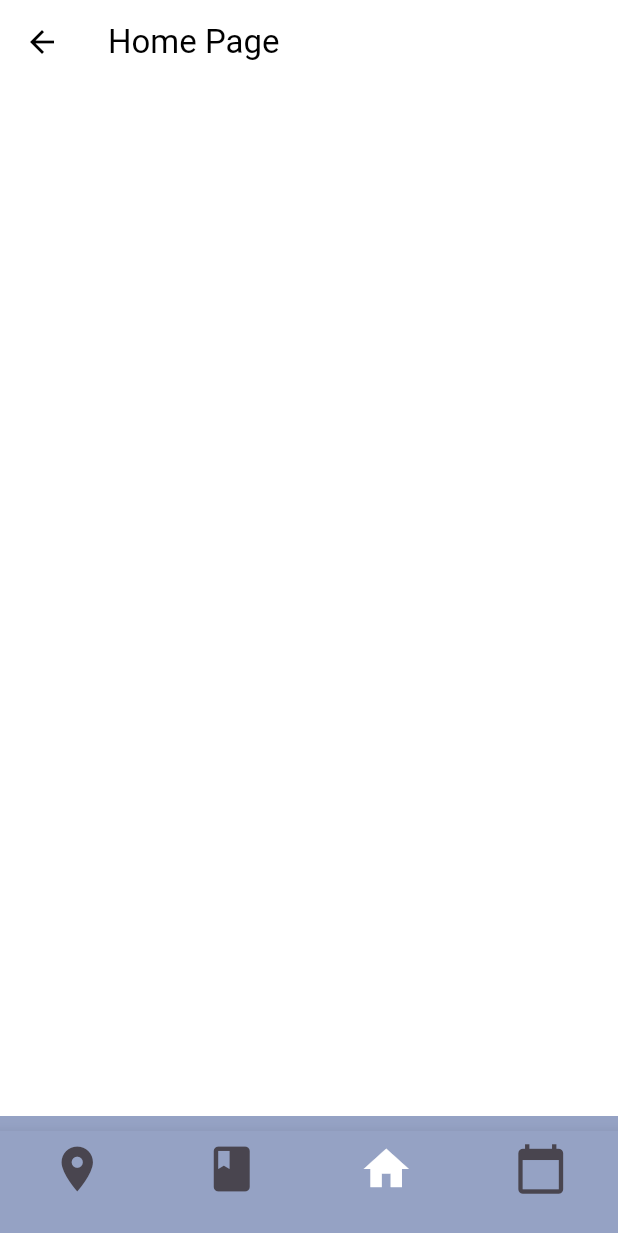
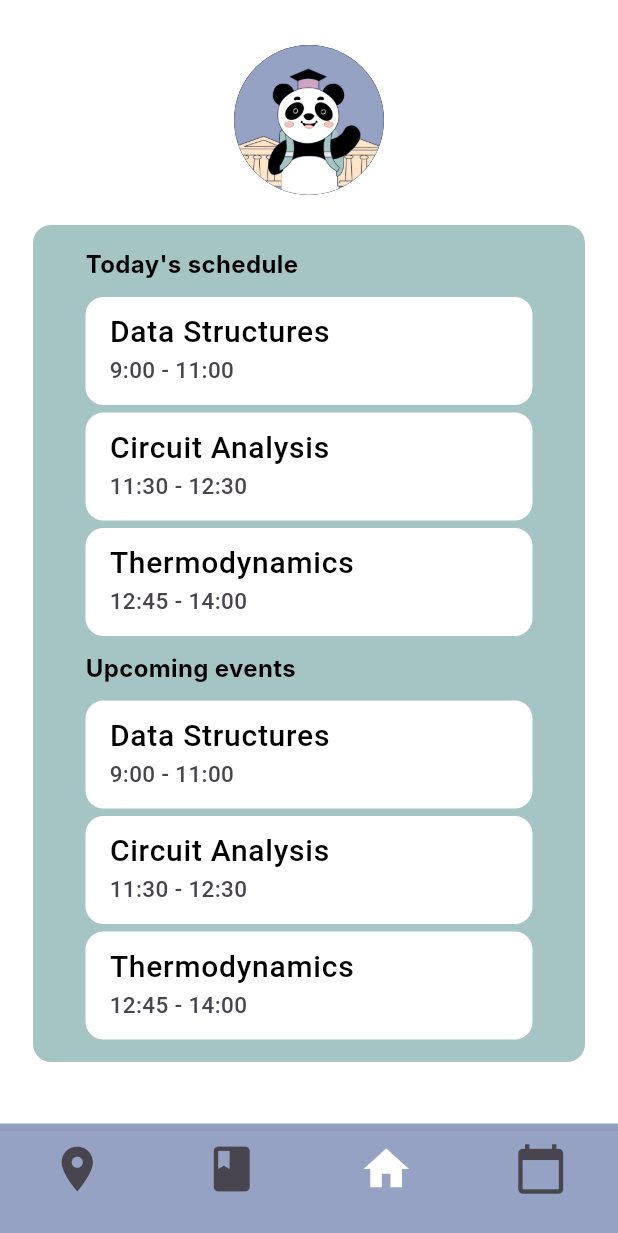
Before and after one commit to angelamarticar/NTUAdventure, a Flutter app: the screen it shows after launch, item 3 of the bottom bar chosen, on a phone screen of 412 x 824 dp. Shown: the top 1233 px of the screen. Run offline on Flutter 3.47's test engine with Material 3 defaults, Android fonts, the phone set to English and light mode, and no system bars; our stand-ins replace table_calendar; network calls fail; Roboto replaces fonts that are missing (Inter).

Commit message:
home page

```diff
--- a/lib/pages/home_page.dart
+++ b/lib/pages/home_page.dart
@@ -1,27 +1,149 @@
 import 'package:flutter/material.dart';
+import 'package:ntuadventure/theme/app_decoration.dart';
 import '../widgets/bottomNavigationBarCustom.dart';
 import 'package:intl/intl.dart';
-import 'package:ntuadventure/widgets/bottomNavigationBarCustom.dart';
 import '../theme/theme_helper.dart';
+import '../theme/app_decoration.dart';
 
+
+// ignore: must_be_immutable
 class HomePage extends StatelessWidget {
+  int _selectedIndex=2;
+
+  HomePage({super.key});
+
   @override
   Widget build(BuildContext context) {
-    int _selectedIndex= 2;
     return Scaffold(
-      appBar: AppBar(
-        title: Text('Home Page'),
-      ),
       bottomNavigationBar: BottomNavigationBarCustom(
-          _selectedIndex, context),
-      body: Column(
-        children: [
-          Center(
-            child: Text('Welcome to the Home Page!',
-            style: TextStyle(fontSize: 50.0),),
+        _selectedIndex, context),
+      body: SingleChildScrollView(
+        padding: EdgeInsets.all(10.0),
+        child: Container(
+          width: double.maxFinite,
+          padding: EdgeInsets.only(
+            left: 12.0,
+            top:20.0,
+            right: 12.0
           ),
-        ],
+          child: Column(
+            mainAxisSize: MainAxisSize.max,
+            crossAxisAlignment: CrossAxisAlignment.center,
+            children: [
+              // Sección superior con avatar y fecha
+              CircleAvatar(
+                radius: 50,
+                backgroundImage: AssetImage('assets/images/Group1.png'),
+              ),
+              SizedBox(height: 20), // Spacing between sections
+              Container(
+                padding: EdgeInsets.symmetric(vertical:15.0, horizontal: 35.0),
+                decoration: AppDecoration.secondaryBox.copyWith(
+                  borderRadius: BorderRadius.circular(12.0)
+                ),
+              // Today's schedule section
+                child: Column(
+                  spacing: 10.0,
+                  crossAxisAlignment: CrossAxisAlignment.start,
+                  children: [
+                    Align(
+                      alignment: Alignment.topLeft,
+                      child: Text("Today's schedule",
+                        style: TextStyle(
+                          fontSize: 16.0,
+                          fontWeight: FontWeight.bold,
+                          color: Colors.black,
+                        )
+                      ),
+                    ),
+                    // Replace with your schedule data
+                    Column(
+                      spacing: 5,
+                      children: [
+                        ScheduleCard(
+                          title: "Data Structures",
+                          time: "9:00 - 11:00",
+                        ),
+                         ScheduleCard(
+                          title: "Circuit Analysis",
+                          time: "11:30 - 12:30",
+                        ),
+                        ScheduleCard(
+                          title: "Thermodynamics",
+                          time: "12:45 - 14:00",
+                        ),
+                      ],
+                    ),
+                    Align(
+                      alignment: Alignment.topLeft,
+                      child: Text("Upcoming events",
+                        style: TextStyle(
+                          fontSize: 16.0,
+                          fontWeight: FontWeight.bold,
+                          color: Colors.black,
+                        )
+                      ),
+                    ),
+                    // Replace with your schedule data
+                    Column(
+                      spacing: 5,
+                      children: [
+                        ScheduleCard(
+                          title: "Data Structures",
+                          time: "9:00 - 11:00",
+                        ),
+                         ScheduleCard(
+                          title: "Circuit Analysis",
+                          time: "11:30 - 12:30",
+                        ),
+                        ScheduleCard(
+                          title: "Thermodynamics",
+                          time: "12:45 - 14:00",
+                        ),
+                      ],
+                    ),
+                  ],
+                )
+                )
+            ],
+          ),
+        ),
       ),
     );
   }
 }
+
+
+// Widget para los horarios y eventos
+class ScheduleCard extends StatelessWidget {
+  final String title;
+  final String time;
+
+  const ScheduleCard({
+    Key? key,
+    required this.title,
+    required this.time,
+  }) : super(key: key);
+
+  @override
+  Widget build(BuildContext context) {
+    return Material(
+      borderRadius: BorderRadius.circular(12.0),
+      child: ListTile(
+        title: Text(
+                      title,
+                      style: TextThemes.textTheme(theme.colorScheme).titleSmall!.copyWith(
+                        fontSize: 20.0,
+                        color: theme.colorScheme.errorContainer
+                      ),
+        ),
+        subtitle: Text(
+                      time,
+                      style: TextThemes.textTheme(theme.colorScheme).bodySmall!.copyWith(
+                        fontSize: 15.0
+                      ),
+        ),
+      ),
+    );
+  }
+}
--- a/lib/theme/app_decoration.dart
+++ b/lib/theme/app_decoration.dart
@@ -10,7 +10,12 @@ class AppDecoration {
         colors: [ColorSchemes.primaryColorScheme.secondaryContainer,
           ColorSchemes.primaryColorScheme.primary])
   );
+
   static BoxDecoration get outlineBlueGray => BoxDecoration(
     color:LightColors().gray200,
   );
+
+  static BoxDecoration get secondaryBox => BoxDecoration(
+    color: LightColors().green300,
+  );
 }
--- a/lib/theme/theme_helper.dart
+++ b/lib/theme/theme_helper.dart
@@ -62,6 +62,12 @@ class TextThemes {
       fontSize: 20.0, // Se recomienda usar valores double para fontSize
       fontFamily: 'Inter',
       fontWeight: FontWeight.w600,
+    ),
+    bodySmall: TextStyle(
+      color: lightColors.gray700,
+      fontSize: 80.0,
+      fontFamily: 'Roboto',
+      fontWeight: FontWeight.w500,
     )
   );
 }
@@ -80,4 +86,5 @@ class ColorSchemes {
 class LightColors{
   Color get gray200 => Color(0XFFE7E7E7);
   Color get gray700 => Color(0XFF49454F);
+  Color get green300 => Color(0XFFA5C5C4);
 }
--- a/lib/widgets/bottomNavigationBarCustom.dart
+++ b/lib/widgets/bottomNavigationBarCustom.dart
@@ -9,7 +9,7 @@ Widget BottomNavigationBarCustom(int selectedIndex, BuildContext context) {
 
   return Container(
     color: theme.colorScheme.primary,
-    padding: EdgeInsets.only(top:10.0),
+    padding: EdgeInsets.only(top:5.0),
     child: BottomNavigationBar(
         iconSize: 36.0,
         backgroundColor: theme.colorScheme.primary,
```
Also changed, not shown: lib/pages/calendar_page.dart (+75 -38 lines).
